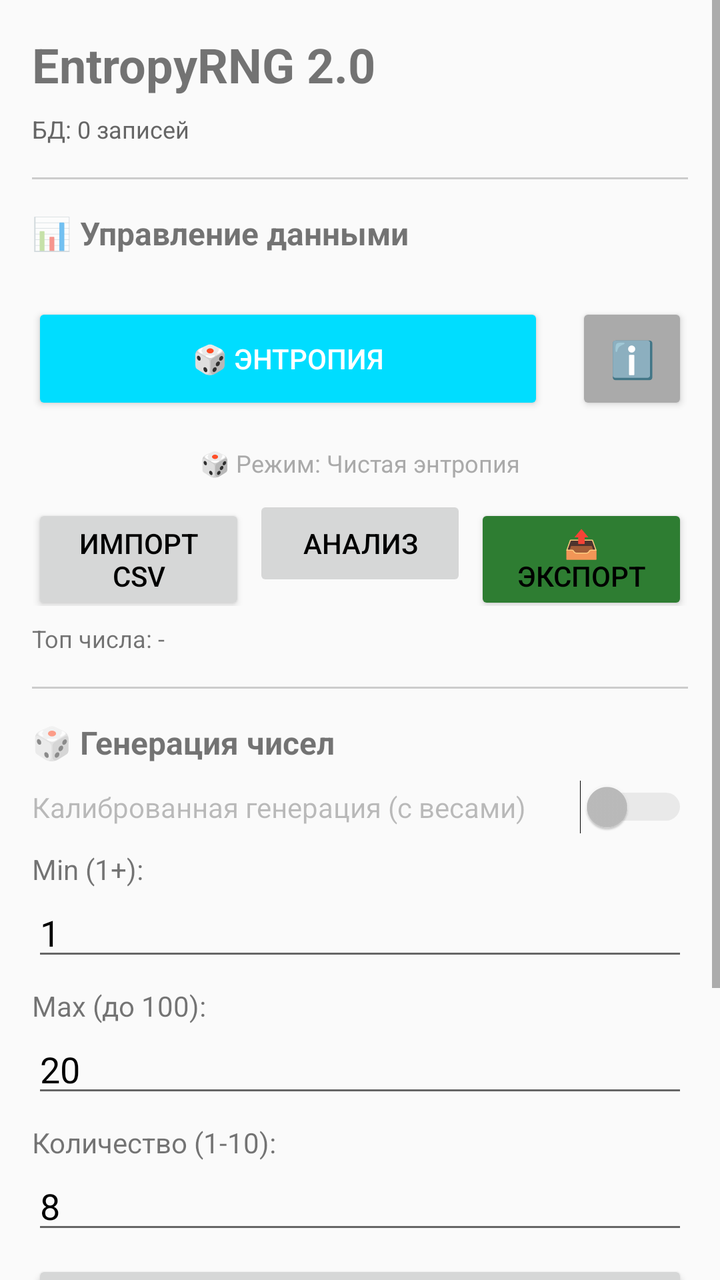
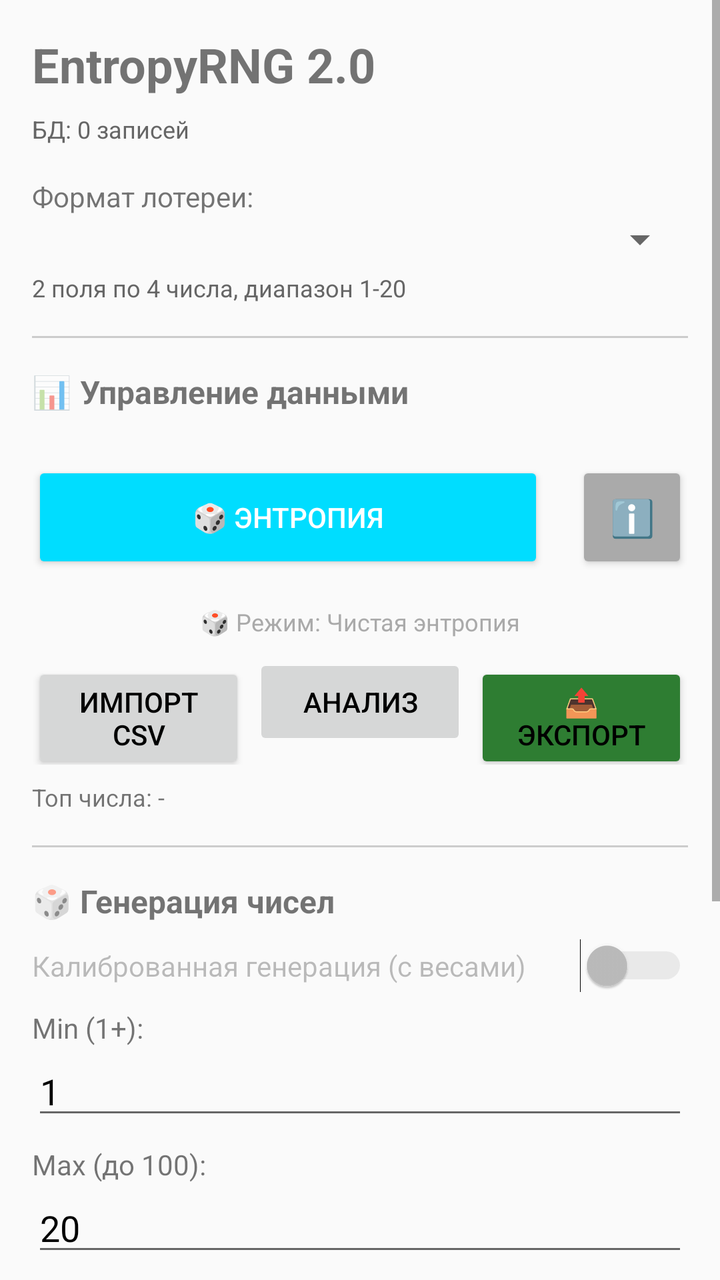

An Android layout rendered at two revisions. The XML below is the earlier revision; the diff shows what the commit changed to produce the second picture.
<!-- AndroidManifest.xml: activity theme Theme.EntropyRNG -->
<!-- res/layout/activity_main.xml -->
<?xml version="1.0" encoding="utf-8"?>
<ScrollView xmlns:android="http://schemas.android.com/apk/res/android"
    android:layout_width="match_parent"
    android:layout_height="match_parent"
    android:fillViewport="true">

    <LinearLayout
        android:layout_width="match_parent"
        android:layout_height="wrap_content"
        android:orientation="vertical"
        android:padding="16dp">

        
        <TextView
            android:layout_width="wrap_content"
            android:layout_height="wrap_content"
            android:text="EntropyRNG 2.0"
            android:textSize="24sp"
            android:textStyle="bold"
            android:layout_marginBottom="8dp" />

        
        <TextView
            android:id="@+id/statsInfo"
            android:layout_width="match_parent"
            android:layout_height="wrap_content"
            android:text="БД: 0 записей"
            android:textSize="12sp"
            android:textColor="#666666"
            android:layout_marginBottom="16dp" />

        
        <View
            android:layout_width="match_parent"
            android:layout_height="1dp"
            android:background="#CCCCCC"
            android:layout_marginBottom="16dp" />

        
        <TextView
            android:layout_width="wrap_content"
            android:layout_height="wrap_content"
            android:text="📊 Управление данными"
            android:textSize="16sp"
            android:textStyle="bold"
            android:layout_marginBottom="8dp" />
        <LinearLayout
            android:layout_width="match_parent"
            android:layout_height="wrap_content"
            android:orientation="horizontal"
            android:layout_marginTop="16dp"
            android:gravity="center">

            
            <Button
                android:id="@+id/modeToggleButton"
                android:layout_width="0dp"
                android:layout_height="56dp"
                android:layout_weight="1"
                android:layout_marginEnd="8dp"
                android:text="🎲 Энтропия"
                android:textSize="14sp"
                android:backgroundTint="@android:color/holo_blue_bright"
                android:textColor="@android:color/white" />

            
            <Button
                android:id="@+id/modeInfoButton"
                android:layout_width="56dp"
                android:layout_height="56dp"
                android:layout_marginStart="8dp"
                android:text="ℹ️"
                android:textSize="18sp"
                android:backgroundTint="@android:color/darker_gray"
                android:textColor="@android:color/white"
                android:onClick="showModeInfo" />

        </LinearLayout>

        
        <TextView
            android:id="@+id/modeDescription"
            android:layout_width="match_parent"
            android:layout_height="wrap_content"
            android:layout_marginTop="8dp"
            android:text="🎲 Режим: Чистая энтропия"
            android:textSize="12sp"
            android:textColor="@android:color/darker_gray"
            android:gravity="center"
            android:padding="8dp"
            android:background="@android:color/transparent" />
        <LinearLayout
            android:layout_width="match_parent"
            android:layout_height="wrap_content"
            android:orientation="horizontal"
            android:layout_marginBottom="8dp">

            <Button
                android:id="@+id/importButton"
                android:layout_width="0dp"
                android:layout_height="wrap_content"
                android:layout_weight="1"
                android:text="Импорт CSV"
                android:layout_marginEnd="4dp" />

            <Button
                android:id="@+id/analyzeButton"
                android:layout_width="0dp"
                android:layout_height="wrap_content"
                android:layout_weight="1"
                android:text="Анализ"
                android:layout_marginEnd="4dp"
                android:enabled="false" />

            <Button
                android:id="@+id/exportButton"
                android:layout_width="0dp"
                android:layout_height="wrap_content"
                android:layout_weight="1"
                android:text="📤 Экспорт"
                android:backgroundTint="#2E7D32" />
        </LinearLayout>

        
        <TextView
            android:id="@+id/weightsInfo"
            android:layout_width="match_parent"
            android:layout_height="wrap_content"
            android:text="Топ числа: -"
            android:textSize="12sp"
            android:layout_marginBottom="16dp" />

        
        <View
            android:layout_width="match_parent"
            android:layout_height="1dp"
            android:background="#CCCCCC"
            android:layout_marginBottom="16dp" />

        
        <TextView
            android:layout_width="wrap_content"
            android:layout_height="wrap_content"
            android:text="🎲 Генерация чисел"
            android:textSize="16sp"
            android:textStyle="bold"
            android:layout_marginBottom="8dp" />

        
        <Switch
            android:id="@+id/modeSwitch"
            android:layout_width="match_parent"
            android:layout_height="wrap_content"
            android:text="Калиброванная генерация (с весами)"
            android:enabled="false"
            android:layout_marginBottom="8dp" />

        
        <TextView
            android:layout_width="wrap_content"
            android:layout_height="wrap_content"
            android:text="Min (1+):"
            android:textSize="14sp" />

        <EditText
            android:id="@+id/editMin"
            android:layout_width="match_parent"
            android:layout_height="wrap_content"
            android:inputType="number"
            android:text="1"
            android:layout_marginBottom="8dp" />

        
        <TextView
            android:layout_width="wrap_content"
            android:layout_height="wrap_content"
            android:text="Max (до 100):"
            android:textSize="14sp" />

        <EditText
            android:id="@+id/editMax"
            android:layout_width="match_parent"
            android:layout_height="wrap_content"
            android:inputType="number"
            android:text="20"
            android:layout_marginBottom="8dp" />

        
        <TextView
            android:layout_width="wrap_content"
            android:layout_height="wrap_content"
            android:text="Количество (1-10):"
            android:textSize="14sp" />

        <EditText
            android:id="@+id/editCount"
            android:layout_width="match_parent"
            android:layout_height="wrap_content"
            android:inputType="number"
            android:text="8"
            android:layout_marginBottom="8dp" />

        
        <Button
            android:id="@+id/generateButton"
            android:layout_width="match_parent"
            android:layout_height="wrap_content"
            android:text="Генерировать"
            android:textSize="16sp"
            android:layout_marginBottom="8dp" />

        
        <TextView
            android:id="@+id/solarInfo"
            android:layout_width="match_parent"
            android:layout_height="wrap_content"
            android:text="Kp: -"
            android:textSize="12sp"
            android:textColor="#FF9800"
            android:layout_marginBottom="8dp" />

        
        <View
            android:layout_width="match_parent"
            android:layout_height="1dp"
            android:background="#CCCCCC"
            android:layout_marginBottom="8dp" />

        
        <TextView
            android:layout_width="wrap_content"
            android:layout_height="wrap_content"
            android:text="📍 Результат:"
            android:textSize="16sp"
            android:textStyle="bold"
            android:layout_marginBottom="8dp" />

        <TextView
            android:id="@+id/outputText"
            android:layout_width="match_parent"
            android:layout_height="wrap_content"
            android:text="Нажмите 'Генерировать'"
            android:textSize="18sp"
            android:textStyle="bold"
            android:textColor="#4CAF50"
            android:padding="12dp"
            android:background="#F5F5F5"
            android:layout_marginBottom="16dp" />

        
        <SurfaceView
            android:id="@+id/surfaceView"
            android:layout_width="1dp"
            android:layout_height="1dp"
            android:visibility="gone" />
    </LinearLayout>

</ScrollView>
<!-- resources referenced by this layout -->
<resources>
  <style name="Theme.EntropyRNG" parent="Theme.AppCompat.Light.DarkActionBar">
          
          <item name="colorPrimary">#6200EE</item>
          <item name="colorPrimaryDark">#3700B3</item>
          <item name="colorAccent">#03DAC6</item>
  
          <item name="android:textColorPrimary">#000000</item>
          <item name="android:textColorSecondary">#666666</item>
          <item name="android:textColorHint">#999999</item>
  
          
          <item name="android:statusBarColor" tools:targetApi="l">#3700B3</item>
  
          
          <item name="android:textColorPrimary">#FFFFFF</item>
      </style>
</resources>

<!-- the commit's change to res/layout/activity_main.xml (unified diff, before → after) -->
@@ -25,6 +25,29 @@
             android:layout_width="match_parent"
             android:layout_height="wrap_content"
             android:text="БД: 0 записей"
+            android:textSize="12sp"
+            android:textColor="#666666"
+            android:layout_marginBottom="16dp" />
+
+        
+        <TextView
+            android:layout_width="wrap_content"
+            android:layout_height="wrap_content"
+            android:text="Формат лотереи:"
+            android:textSize="14sp" />
+
+        <Spinner
+            android:id="@+id/lotteryTypeSpinner"
+            android:layout_width="match_parent"
+            android:layout_height="wrap_content"
+            android:layout_marginBottom="4dp" />
+
+        
+        <TextView
+            android:id="@+id/lotteryFormatInfo"
+            android:layout_width="match_parent"
+            android:layout_height="wrap_content"
+            android:text="2 поля по 4 числа, диапазон 1-20"
             android:textSize="12sp"
             android:textColor="#666666"
             android:layout_marginBottom="16dp" />
